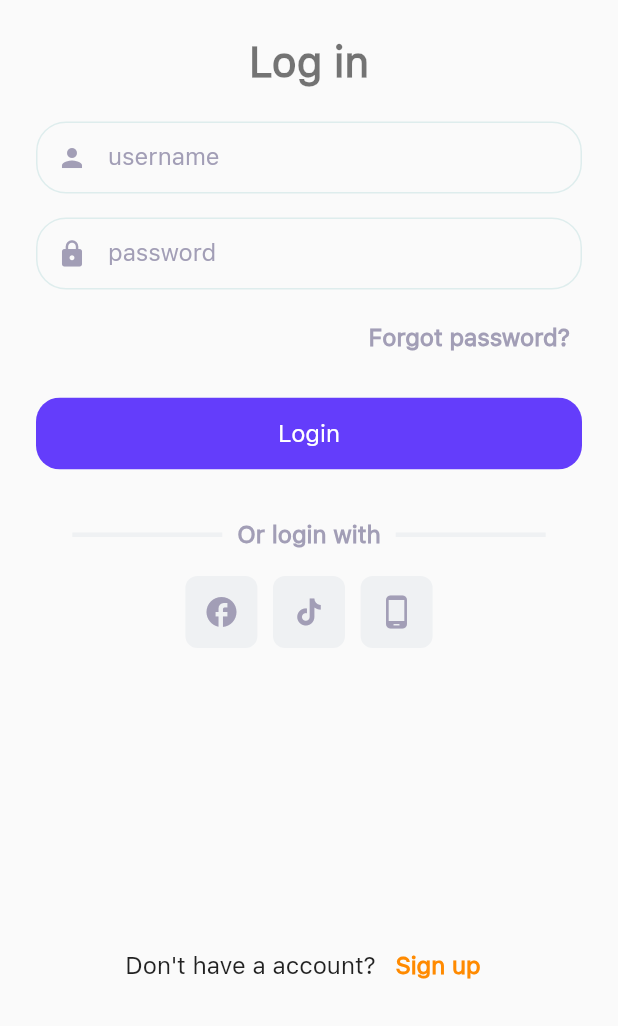
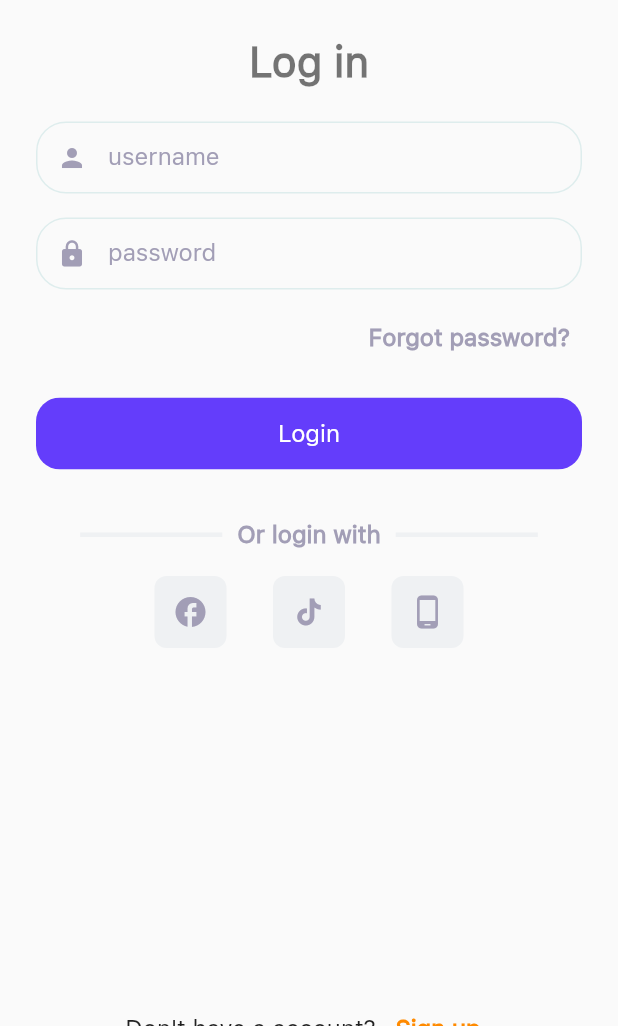
Before and after one commit to luiscl32/flutter_samples, a Flutter app: the LoginView screen opened directly, on a phone screen of 412 x 824 dp, the part 210-1236 px from its top. Run offline on Flutter 3.47's test engine with Material 2 defaults, Android fonts, the phone set to English and light mode, and no system bars; our stand-ins replace flutter_svg; missing offline and left inert: introduction_slider.

```diff
--- a/event_manager/lib/ui/common/custom_input.dart
+++ b/event_manager/lib/ui/common/custom_input.dart
@@ -22,10 +22,17 @@ class _CustomInputState extends State<CustomInput> {
   @override
   Widget build(BuildContext context) {
     final _theme = Theme.of(context).textTheme;
+
+    final GlobalKey textFieldKey = GlobalKey();
+
     return SizedBox(
       width: double.maxFinite,
       height: 48,
       child: TextField(
+        key: textFieldKey,
+        onTap: () {
+          Scrollable.ensureVisible(textFieldKey.currentContext!);
+        },
         obscureText: widget.obscureText,
         controller: _loginController,
         onChanged: (value) {},
--- a/event_manager/lib/ui/pages/auth/login/login_view.dart
+++ b/event_manager/lib/ui/pages/auth/login/login_view.dart
@@ -11,7 +11,12 @@ class LoginView extends StatelessWidget {
   Widget build(BuildContext context) {
     return Scaffold(
       resizeToAvoidBottomInset: false,
-      body: Padding(
+      body: SafeArea(
+        child: CustomScrollView(
+          slivers: [
+            SliverFillRemaining(
+              hasScrollBody: false,
+              child: Padding(
                 padding: const EdgeInsets.symmetric(
                   horizontal: 24,
                   vertical: 16,
@@ -30,6 +35,9 @@ class LoginView extends StatelessWidget {
                       ),
                       const LoginFormContainer(),
                       const SocialMediaLogin(),
+                      SizedBox(
+                        height: 230,
+                      ),
                       Expanded(child: Container()),
                       RegisterButton(
                         onPress: () {},
@@ -38,6 +46,10 @@ class LoginView extends StatelessWidget {
                   ),
                 ),
               ),
+            )
+          ],
+        ),
+      ),
     );
   }
 }
--- a/event_manager/lib/ui/pages/auth/login/widgets/login_form_container.dart
+++ b/event_manager/lib/ui/pages/auth/login/widgets/login_form_container.dart
@@ -10,14 +10,12 @@ class LoginFormContainer extends StatelessWidget {
     final _theme = Theme.of(context).textTheme;
     final LoginHandlers _handlers = LoginHandlers(context);
 
-    return Form(
-      child: Column(
+    return Column(
       children: [
         Center(
           child: Text(
             'Log in',
-              style:
-                  _theme.headlineLarge!.copyWith(fontWeight: FontWeight.bold),
+            style: _theme.headlineLarge!.copyWith(fontWeight: FontWeight.bold),
           ),
         ),
         const SizedBox(
@@ -56,7 +54,6 @@ class LoginFormContainer extends StatelessWidget {
           height: 16,
         ),
       ],
-      ),
     );
   }
 }
--- a/event_manager/lib/ui/pages/auth/login/widgets/social_media_login.dart
+++ b/event_manager/lib/ui/pages/auth/login/widgets/social_media_login.dart
@@ -19,7 +19,7 @@ class SocialMediaLogin extends StatelessWidget {
           height: 16,
         ),
         SizedBox(
-          width: MediaQuery.of(context).size.width * 0.4,
+          width: MediaQuery.of(context).size.width * 0.50,
           child: const SocialMedia(),
         )
       ],
@@ -81,7 +81,7 @@ class CustomDivider extends StatelessWidget {
   Widget build(BuildContext context) {
     return Container(
       margin: EdgeInsets.all(10),
-      width: 100,
+      width: MediaQuery.of(context).size.width * 0.23,
       color: AppColors.greyLight,
       height: 3,
     );
```
Also changed, not shown: event_manager/lib/ui/pages/auth/register/register_page.dart (added, +14 -0 lines), event_manager/lib/ui/pages/auth/register/register_view.dart (added), event_manager/pubspec.lock, 1 other file. Lines whose indentation alone changed are shown as unchanged.
